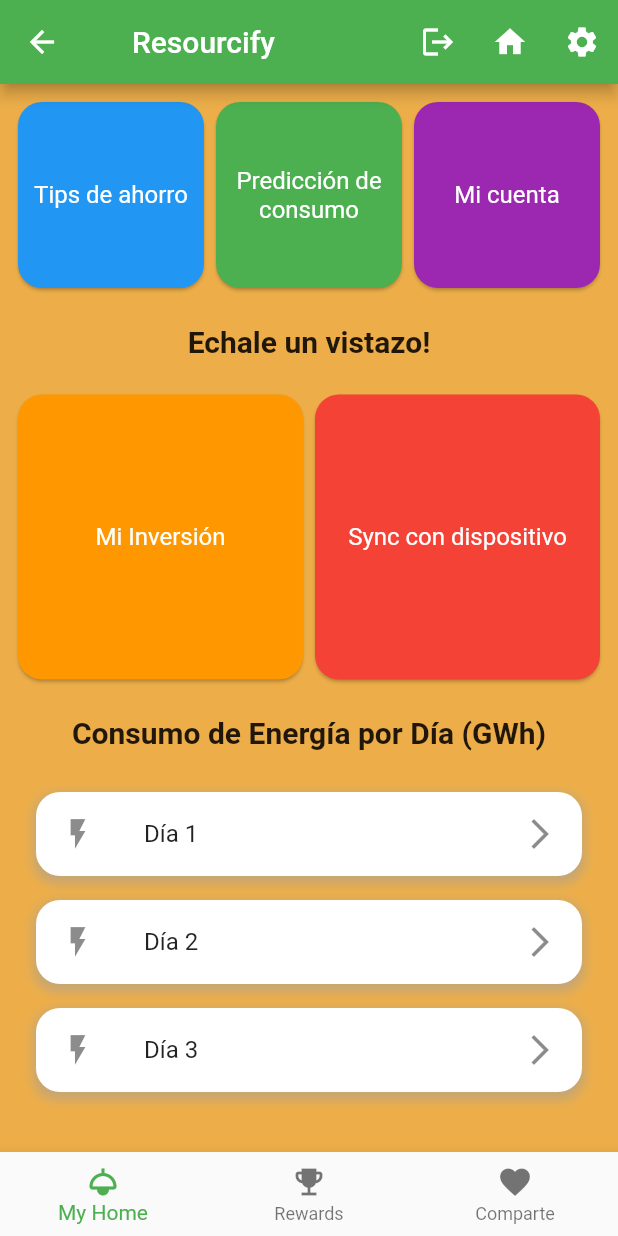
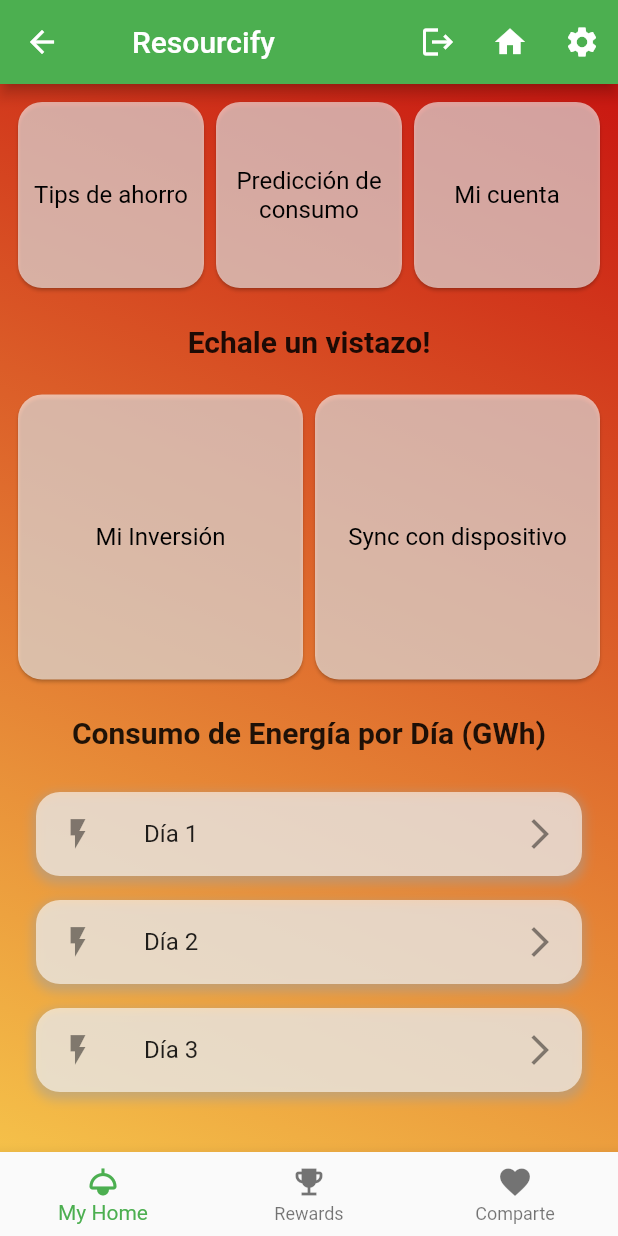
Before and after one commit to JocelynVelarde/Resourcify, a Flutter app: the HomePage screen opened directly, on a phone screen of 412 x 824 dp. Run offline on Flutter 3.47's test engine with Material 2 defaults, Android fonts, the phone set to English and light mode, and no system bars; our stand-ins replace dots_indicator, firebase_auth, firebase_core, percent_indicator; missing offline and left inert: draw_graph; accounts and stored records are empty; network calls fail.

Commit message:
finished fixing design issues with gradient background

```diff
--- a/lib/home.dart
+++ b/lib/home.dart
@@ -4,6 +4,7 @@
 import 'package:flutter_application_1/graphDaily.dart';
 import 'package:flutter_application_1/myhome.dart';
 import 'package:flutter_application_1/rewards.dart';
+import 'package:flutter_application_1/settings.dart';
 import 'package:flutter_application_1/sync.dart';
 
 class HomePage extends StatefulWidget {
@@ -22,19 +23,19 @@
       switch (index) {
         case 0:
           Navigator.push(context,
-              MaterialPageRoute(builder: (context) => ManageHomePage()));
+              MaterialPageRoute(builder: (context) => const ManageHomePage()));
           break;
         case 1:
           // Navigate to 'Rewards' page
           // You can replace 'RewardsPage' with the actual widget for this page
           Navigator.push(
-              context, MaterialPageRoute(builder: (context) => RewardsPage()));
+              context, MaterialPageRoute(builder: (context) => const RewardsPage()));
           break;
         case 2:
           // Navigate to 'Comparte' page
           // You can replace 'CompartePage' with the actual widget for this page
           Navigator.push(context,
-              MaterialPageRoute(builder: (context) => CommunityPage()));
+              MaterialPageRoute(builder: (context) => const CommunityPage()));
           break;
       }
     });
@@ -42,26 +43,26 @@
 List<Widget> _buildCards() {
   return [
     _buildCard(
-      color: Colors.blue,
+      color: Colors.white.withOpacity(0.6),
       text: 'Tips de ahorro',
       index: 1,
     ),
     _buildCard(
-      color: Colors.green,
+      color: Colors.white.withOpacity(0.6),
       text: 'Predicción de consumo',
       index: 2,
     ),
     _buildCard(
-      color: Colors.purple, // Change color to purple
+      color: Colors.white.withOpacity(0.6), // Change color to purple
       text: 'Mi cuenta', // Change text to "Recomendaciones de Ahorro"
       index: 3, // Update the index if needed
     ),
     _buildCard(
-      color: Colors.orange,
+      color: Colors.white.withOpacity(0.6),
       text: 'Mi Inversión', // Change text to "Mi Inversión"
       index: 4, // Update the index if needed
     ),
-    _buildCard(color: Colors.red, text: "Sync con dispositivo", index: 5)
+    _buildCard(color: Colors.white.withOpacity(0.6), text: "Sync con dispositivo", index: 5)
   ];
 }
 
@@ -74,14 +75,13 @@
       {required Color color, required String text, required int index}) {
     return GestureDetector(
       onTap: () {
-        print("HOLA");
         if (index == 2) {
           Navigator.push(context,
               MaterialPageRoute(builder: (context) => const GraphScreen()));
         }
         if(index == 3){
           Navigator.push(context,
-              MaterialPageRoute(builder: (context) => const GraphScreen()));
+              MaterialPageRoute(builder: (context) => const SettingsPage()));
         }
         if(index == 4){
           Navigator.push(context,
@@ -89,13 +89,13 @@
         }
         if(index == 5){
           Navigator.push(context,
-              MaterialPageRoute(builder: (context) => LightBulbPage()));
+              MaterialPageRoute(builder: (context) => const LightBulbPage()));
         }
 
-        else {
-          Navigator.push(context,
-    MaterialPageRoute(builder: (context) => const HomePage()));
-        }
+
+
+
+
       },
       child: Card(
         color: color,
@@ -108,7 +108,7 @@
             textAlign: TextAlign.center,
             style: const TextStyle(
               fontSize: 16,
-              color: Colors.white, // Text color
+              color: Colors.black, // Text color
             ),
           ),
         ),
@@ -118,8 +118,20 @@
 
   @override
   Widget build(BuildContext context) {
-    return Scaffold(
-      backgroundColor: const Color(0xFFEDAE49),
+    return Container(
+      decoration: const BoxDecoration(
+        gradient: LinearGradient(
+          colors: [
+            Color.fromARGB(255, 199, 14, 14),
+            Color.fromARGB(255, 247, 201, 76)
+          ],
+          stops: [0, 1],
+          begin: AlignmentDirectional(0.87, -1),
+          end: AlignmentDirectional(-0.87, 1),
+        ),
+      ),
+      child: Scaffold(
+        backgroundColor: Colors.transparent,
         appBar: AppBar(
           title: const Padding(
             padding: EdgeInsets.symmetric(horizontal: 16.0),
@@ -137,7 +149,8 @@
             IconButton(
               icon: const Icon(Icons.settings),
               onPressed: () {
-              // Handle business button press (e.g., navigate to business page)
+                Navigator.push(context,
+    MaterialPageRoute(builder: (context) => const SettingsPage()));
               },
             ),
           ],
@@ -156,8 +169,8 @@
                   return _buildCards()[index];
                 },
               ),
-            SizedBox(height: 20),
-            Text(
+              const SizedBox(height: 20),
+              const Text(
                 'Echale un vistazo!',
                 textAlign: TextAlign.left,
                 style: TextStyle(
@@ -165,7 +178,7 @@
                   fontWeight: FontWeight.bold,
                 ),
               ),
-            SizedBox(height: 20),
+              const SizedBox(height: 20),
               GridView.builder(
                 shrinkWrap: true,
                 gridDelegate: const SliverGridDelegateWithFixedCrossAxisCount(
@@ -178,15 +191,15 @@
                   )[index+3];
                 },
               ),
-            SizedBox(height: 20),
-            Text(
+              const SizedBox(height: 20),
+              const Text(
                 'Consumo de Energía por Día (GWh)',
                 style: TextStyle(
                   fontSize: 20,
                   fontWeight: FontWeight.bold,
                 ),
               ),
-            SizedBox(height: 20),
+              const SizedBox(height: 20),
               Expanded(
                 child: ListView.builder(
                   itemCount: 3,
@@ -195,12 +208,12 @@
                       onTap: () {
                         // Handle list item click here
                         Navigator.push(context,
-                          MaterialPageRoute(builder: (context) => GraphScreen()));
+                            MaterialPageRoute(builder: (context) => const GraphScreen()));
                       },
                       child: Container(
-                      margin: EdgeInsets.symmetric(vertical: 8, horizontal: 16),
+                        margin: const EdgeInsets.symmetric(vertical: 8, horizontal: 16),
                         decoration: BoxDecoration(
-                        color: Colors.white, // Background color
+                          color: Colors.white.withOpacity(0.6), // Background color
                           borderRadius:
                               BorderRadius.circular(16), // Rounded borders
                           boxShadow: [
@@ -208,14 +221,14 @@
                               color: Colors.grey.withOpacity(0.5),
                               spreadRadius: 2,
                               blurRadius: 5,
-                            offset: Offset(0, 3),
+                              offset: const Offset(0, 3),
                             ),
                           ],
                         ),
                         child: ListTile(
-                        leading: Icon(Icons.flash_on), // Electricity ray icon
+                          leading: const Icon(Icons.flash_on), // Electricity ray icon
                           title: Text('Día ${index + 1}'),
-                        trailing: Icon(Icons.arrow_forward_ios),
+                          trailing: const Icon(Icons.arrow_forward_ios),
                         ),
                       ),
                     );
@@ -242,6 +255,7 @@
           selectedItemColor: Colors.green,
           onTap: _onItemTapped,
         ),
+      ),
     );
   }
 }
```
Also changed, not shown: lib/community.dart (+15 -2 lines), lib/graphDaily.dart (+15 -2 lines), lib/myhome.dart (+15 -2 lines), lib/rewards.dart (+15 -2 lines), lib/settings.dart (added, +107 -0 lines), lib/sync.dart (+20 -8 lines), lib/user-company.dart (+31 -26 lines). Lines whose indentation alone changed are shown as unchanged.
